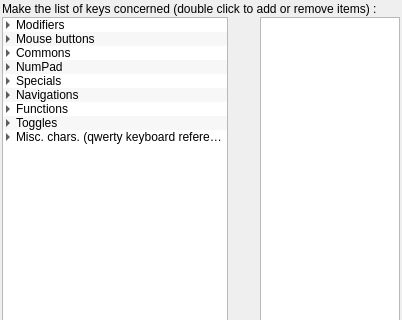
This is ui/KeysSelectorDialog.ui in AmirHammouteneEI/ScheduledPasteAndKeys as Qt 5 draws it before an edit; both pictures show x 0 to 402 and y 0 to 320 of the 402 by 540 pixel window. The edited form follows.
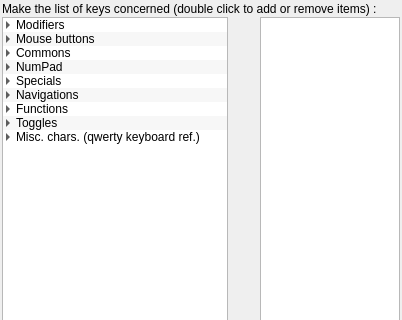
This is the edited form.

```diff
--- a/ui/KeysSelectorDialog.ui
+++ b/ui/KeysSelectorDialog.ui
@@ -656,7 +656,7 @@
        </item>
        <item>
         <property name="text">
-         <string>Misc. chars. (qwerty keyboard reference)</string>
+         <string>Misc. chars. (qwerty keyboard ref.)</string>
         </property>
         <item>
          <property name="text">
```
Left out of the diff: 18 changed lines with no effect on the pictures.
